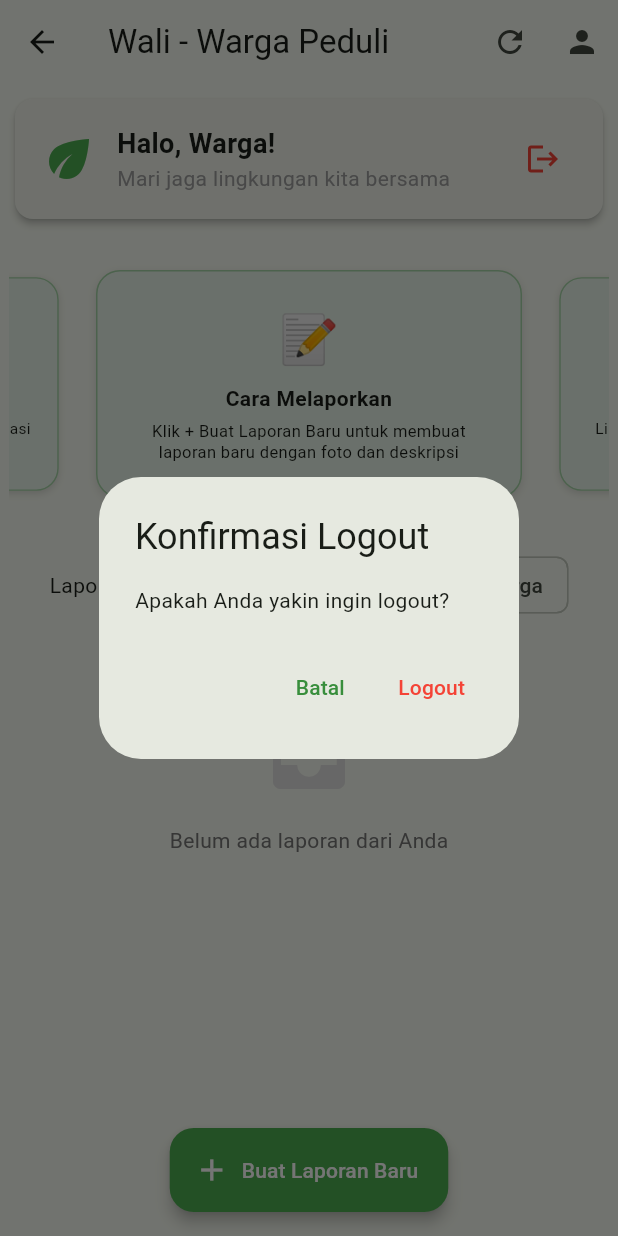
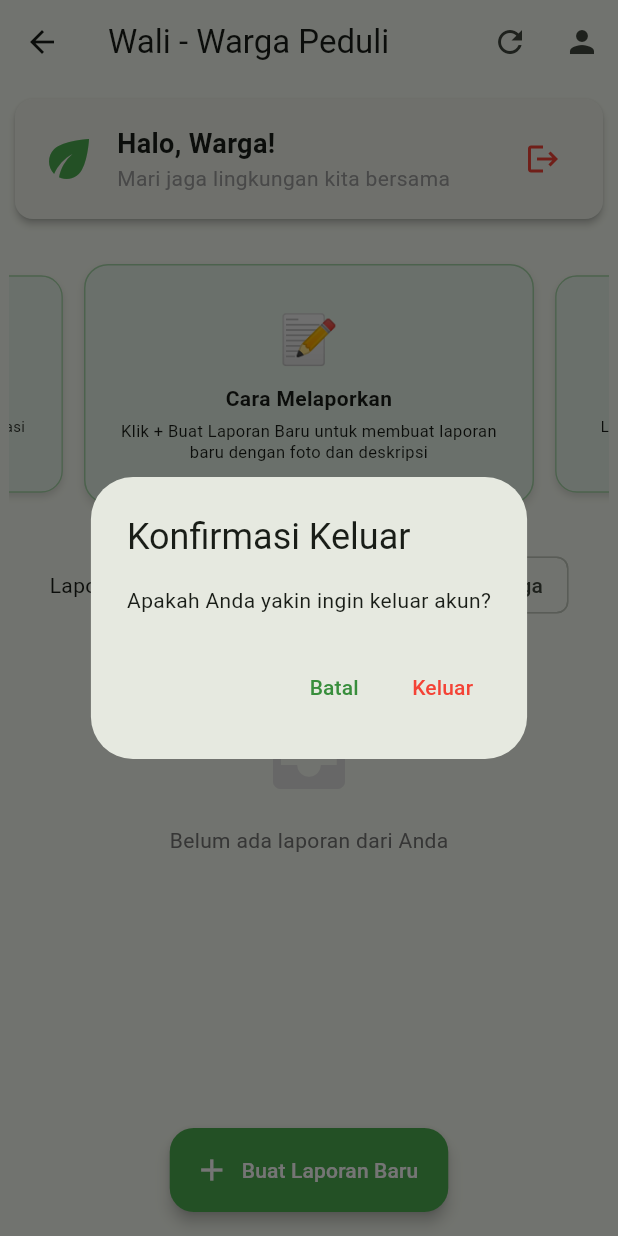
Before and after one commit to gerrybagaskoro/wali, a Flutter app: the DashboardScreen screen opened by its route, after a tap on the "logout" icon, on a phone screen of 412 x 824 dp. Run offline on Flutter 3.47's test engine with Material 3 defaults, Android fonts, the phone set to English and light mode, and no system bars; drawn by our look-alikes of carousel_slider; our stand-ins replace cached_network_image, image_picker, shared_preferences; accounts and stored records are empty; network calls fail.

Commit message:
wali - alpha03

```diff
--- a/lib/main.dart
+++ b/lib/main.dart
@@ -1,4 +1,5 @@
 import 'package:flutter/material.dart';
+import 'package:intl/date_symbol_data_local.dart';
 import 'package:wali_app/api/endpoint.dart';
 import 'package:wali_app/view/splash_screen.dart';
 import 'package:wali_app/view/user/dashboard_screen.dart';
@@ -8,7 +9,9 @@ import 'package:wali_app/view/user/register_screen.dart';
 import 'package:wali_app/view/user/user_add_report.dart';
 import 'package:wali_app/view/welcome_screen.dart';
 
-void main() {
+void main() async {
+  WidgetsFlutterBinding.ensureInitialized();
+  await initializeDateFormatting('id_ID', null);
   runApp(const MyApp());
 }
 
--- a/lib/view/user/dashboard_screen.dart
+++ b/lib/view/user/dashboard_screen.dart
@@ -6,11 +6,13 @@ import 'package:cached_network_image/cached_network_image.dart';
 import 'package:carousel_slider/carousel_slider.dart';
 import 'package:flutter/material.dart';
 import 'package:http/http.dart' as http;
+import 'package:intl/date_symbol_data_local.dart';
 import 'package:wali_app/api/endpoint.dart';
 import 'package:wali_app/model/auth/auth_response.dart' as auth_model;
 import 'package:wali_app/model/report/report_list_response.dart'
     as report_model;
 import 'package:wali_app/preference/shared_preference.dart';
+import 'package:wali_app/utils/date_utils.dart';
 import 'package:wali_app/view/user/profile_screen.dart';
 import 'package:wali_app/view/user/user_add_report.dart';
 
@@ -58,6 +60,7 @@ class _DashboardScreenState extends State<DashboardScreen> {
   @override
   void initState() {
     super.initState();
+    initializeDateFormatting('id_ID', null);
     _loadUserData();
     _loadReports();
     _scrollController.addListener(_onScroll);
@@ -182,8 +185,8 @@ class _DashboardScreenState extends State<DashboardScreen> {
       context: context,
       builder: (BuildContext context) {
         return AlertDialog(
-          title: const Text('Konfirmasi Logout'),
-          content: const Text('Apakah Anda yakin ingin logout?'),
+          title: const Text('Konfirmasi Keluar'),
+          content: const Text('Apakah Anda yakin ingin keluar akun?'),
           actions: [
             TextButton(
               onPressed: () => Navigator.pop(context, false),
@@ -191,7 +194,7 @@ class _DashboardScreenState extends State<DashboardScreen> {
             ),
             TextButton(
               onPressed: () => Navigator.pop(context, true),
-              child: const Text('Logout', style: TextStyle(color: Colors.red)),
+              child: const Text('Keluar', style: TextStyle(color: Colors.red)),
             ),
           ],
         );
@@ -333,7 +336,7 @@ class _DashboardScreenState extends State<DashboardScreen> {
             IconButton(
               icon: const Icon(Icons.logout, color: Colors.red),
               onPressed: _showLogoutDialog,
-              tooltip: 'Logout',
+              tooltip: 'Keluar',
             ),
           ],
         ),
@@ -347,16 +350,17 @@ class _DashboardScreenState extends State<DashboardScreen> {
       child: CarouselSlider(
         options: CarouselOptions(
           height: 160, // Tinggi konten
+
           autoPlay: true,
           enlargeCenterPage: true,
-          enlargeFactor: 0.2, // Kurangi pembesaran
+          enlargeFactor: 0.25, // Kurangi pembesaran
           viewportFraction: 0.75, // Kurangi lebar viewport
           autoPlayInterval: const Duration(seconds: 5),
           autoPlayCurve: Curves.fastOutSlowIn,
         ),
         items: _carouselItems.map((item) {
           return Container(
-            margin: const EdgeInsets.symmetric(horizontal: 8, vertical: 4),
+            // margin: const EdgeInsets.symmetric(horizontal: 8, vertical: 4),
             decoration: BoxDecoration(
               color: Colors.green.shade50,
               borderRadius: BorderRadius.circular(16),
@@ -365,7 +369,7 @@ class _DashboardScreenState extends State<DashboardScreen> {
                 BoxShadow(
                   color: Colors.black12,
                   blurRadius: 4,
-                  offset: Offset(0, 2),
+                  offset: Offset(0, 3),
                 ),
               ],
             ),
@@ -636,7 +640,7 @@ class _DashboardScreenState extends State<DashboardScreen> {
 
             // TIMESTAMP
             Text(
-              'Dibuat: ${_formatDate(report.createdAt)}',
+              'Dilaporkan: ${_formatDate(report.createdAt)}', // Ini akan tampil "Sabtu, 6 September 2025 14:30"
               style: const TextStyle(fontSize: 10, color: Colors.grey),
             ),
           ],
@@ -648,7 +652,7 @@ class _DashboardScreenState extends State<DashboardScreen> {
   String _formatDate(String dateString) {
     try {
       final date = DateTime.parse(dateString);
-      return '${date.day}/${date.month}/${date.year} ${date.hour}:${date.minute.toString().padLeft(2, '0')}';
+      return IndonesianDateUtils.formatDateTime(date);
     } catch (e) {
       return dateString;
     }
--- a/lib/view/user/profile_screen.dart
+++ b/lib/view/user/profile_screen.dart
@@ -6,6 +6,7 @@ import 'package:flutter/material.dart';
 import 'package:wali_app/extension/navigation.dart';
 import 'package:wali_app/model/report/report_list_response.dart';
 import 'package:wali_app/preference/shared_preference.dart';
+import 'package:wali_app/utils/date_utils.dart';
 
 class ProfileScreen extends StatefulWidget {
   const ProfileScreen({super.key});
@@ -24,10 +25,6 @@ class _ProfileScreenState extends State<ProfileScreen> {
   }
 
   Future<void> _loadUserData() async {
-    // Cara 1: Gunakan extension jika sudah ditambahkan
-    // final user = await UserAuthResponse.getSavedUser();
-
-    // Cara 2: Alternatif langsung pakai PreferenceHandler
     final userData = await PreferenceHandler.getUserData();
     if (userData != null) {
       setState(() {
@@ -37,10 +34,6 @@ class _ProfileScreenState extends State<ProfileScreen> {
   }
 
   Future<void> _logout() async {
-    // Cara 1: Gunakan extension jika sudah ditambahkan
-    // await UserAuthResponse.logout();
-
-    // Cara 2: Alternatif langsung pakai PreferenceHandler
     await PreferenceHandler.clearAll();
 
     if (mounted) {
@@ -96,10 +89,10 @@ class _ProfileScreenState extends State<ProfileScreen> {
                     onPressed: _logout,
                     style: ElevatedButton.styleFrom(
                       backgroundColor: Colors.red,
-                      minimumSize: const Size(double.infinity, 50),
+                      minimumSize: const Size(double.infinity, 60),
                     ),
                     child: const Text(
-                      'LOGOUT',
+                      'Keluar Akun',
                       style: TextStyle(color: Colors.white),
                     ),
                   ),
@@ -122,6 +115,6 @@ class _ProfileScreenState extends State<ProfileScreen> {
   }
 
   String _formatDate(DateTime date) {
-    return '${date.day}/${date.month}/${date.year}';
+    return IndonesianDateUtils.formatFullDate(date);
   }
 }
--- a/pubspec.yaml
+++ b/pubspec.yaml
@@ -35,6 +35,7 @@ dependencies:
     sdk: flutter
   http: ^1.5.0
   image_picker: ^1.2.0
+  intl: ^0.20.2
   shared_preferences: ^2.5.3
 
 dev_dependencies:
```
Also changed, not shown: lib/utils/date_utils.dart (added, +43 -0 lines), pubspec.lock.
